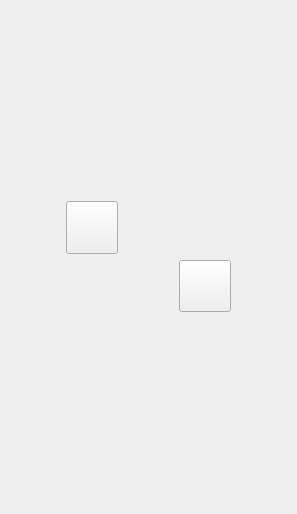
Before: the Qt Designer form filters/AudioControls/AudioMixerView.ui in InfiniteInteractive/LimitlessSDK, drawn with Qt 5.
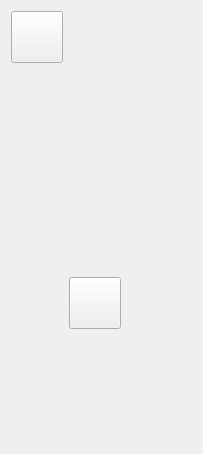
After: the same form once the commit is applied.

Commit message: more updates to AudioControls/AudioMeterView.cpp fixed overlay filter fixed issue with ownership on GPUImageSamples added support for vertical vuMeter added more link functions to MediaFilter and MediaPad changed a few OputDebugMessages to use Base::Log

What changed in the file:
```diff
--- a/filters/AudioControls/AudioMixerView.ui
+++ b/filters/AudioControls/AudioMixerView.ui
@@ -6,8 +6,8 @@
    <rect>
     <x>0</x>
     <y>0</y>
-    <width>297</width>
-    <height>514</height>
+    <width>203</width>
+    <height>454</height>
    </rect>
   </property>
   <property name="windowTitle">
@@ -15,13 +15,85 @@
   </property>
   <layout class="QVBoxLayout" name="verticalLayout">
    <item>
-    <layout class="QGridLayout" name="gridLayout" rowstretch="0,0" columnstretch="0,0">
+    <layout class="QGridLayout" name="gridLayout" rowstretch="0,0,0,0" columnstretch="0,0,0,0">
+     <item row="3" column="2">
+      <widget class="QWidget" name="gridSpacer" native="true">
+       <property name="sizePolicy">
+        <sizepolicy hsizetype="Expanding" vsizetype="Expanding">
+         <horstretch>0</horstretch>
+         <verstretch>0</verstretch>
+        </sizepolicy>
+       </property>
+       <layout class="QVBoxLayout" name="verticalLayout_4">
+        <item>
+         <spacer name="horizontalSpacer">
+          <property name="orientation">
+           <enum>Qt::Horizontal</enum>
+          </property>
+          <property name="sizeHint" stdset="0">
+           <size>
+            <width>0</width>
+            <height>0</height>
+           </size>
+          </property>
+         </spacer>
+        </item>
+        <item>
+         <spacer name="verticalSpacer">
+          <property name="orientation">
+           <enum>Qt::Vertical</enum>
+          </property>
+          <property name="sizeHint" stdset="0">
+           <size>
+            <width>0</width>
+            <height>84</height>
+           </size>
+          </property>
+         </spacer>
+        </item>
+       </layout>
+      </widget>
+     </item>
+     <item row="1" column="2">
+      <widget class="QWidget" name="inputViewSpacer" native="true">
+       <property name="sizePolicy">
+        <sizepolicy hsizetype="Expanding" vsizetype="Expanding">
+         <horstretch>0</horstretch>
+         <verstretch>0</verstretch>
+        </sizepolicy>
+       </property>
+       <layout class="QVBoxLayout" name="verticalLayout_3">
+        <item>
+         <spacer name="verticalSpacer_2">
+          <property name="orientation">
+           <enum>Qt::Vertical</enum>
+          </property>
+          <property name="sizeType">
+           <enum>QSizePolicy::Fixed</enum>
+          </property>
+          <property name="sizeHint" stdset="0">
+           <size>
+            <width>0</width>
+            <height>180</height>
+           </size>
+          </property>
+         </spacer>
+        </item>
+       </layout>
+      </widget>
+     </item>
      <item row="0" column="0">
       <widget class="QPushButton" name="addInput">
+       <property name="minimumSize">
+        <size>
+         <width>52</width>
+         <height>52</height>
+        </size>
+       </property>
        <property name="maximumSize">
         <size>
          <width>52</width>
-         <height>53</height>
+         <height>52</height>
         </size>
        </property>
        <property name="text">
@@ -35,8 +107,14 @@
        </property>
       </widget>
      </item>
-     <item row="1" column="1">
+     <item row="2" column="1">
       <widget class="QPushButton" name="addOutput">
+       <property name="minimumSize">
+        <size>
+         <width>52</width>
+         <height>52</height>
+        </size>
+       </property>
        <property name="maximumSize">
         <size>
          <width>52</width>
```
The commit also changes 42 other files.
